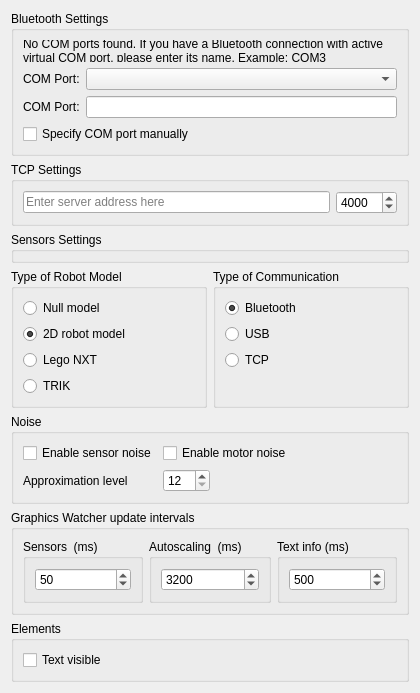
This is plugins/robots/robotsInterpreter/robotSettingsPage.ui in qreal/qreal as Qt 5 draws it before an edit. The edited form follows.
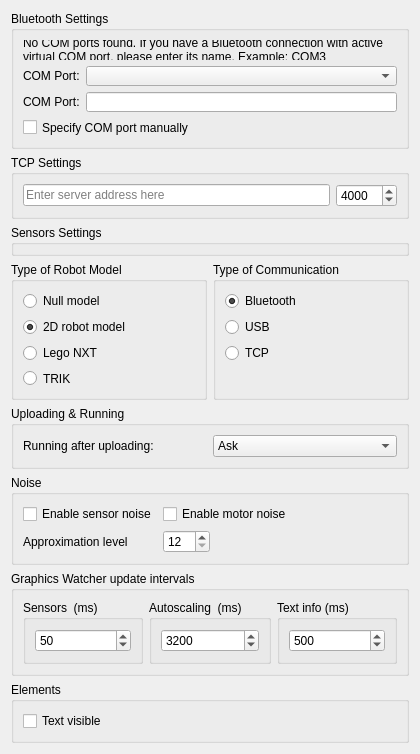
This is the edited form.

Commit message: Fixed #1141: Removed run button, running added after uploading with customizing policy

```diff
--- a/plugins/robots/robotsInterpreter/robotSettingsPage.ui
+++ b/plugins/robots/robotsInterpreter/robotSettingsPage.ui
@@ -11,64 +11,34 @@
    </rect>
   </property>
   <layout class="QGridLayout" name="gridLayout">
-   <item row="3" column="0">
-    <widget class="QGroupBox" name="robotModelGroupBox">
-     <property name="title">
-      <string>Type of Robot Model</string>
+   <item row="10" column="0" colspan="2">
+    <spacer name="verticalSpacer_3">
+     <property name="orientation">
+      <enum>Qt::Vertical</enum>
      </property>
-     <layout class="QVBoxLayout" name="verticalLayout_2">
-      <item>
-       <widget class="QRadioButton" name="nullModelRadioButton">
-        <property name="text">
-         <string>Null model</string>
-        </property>
-       </widget>
-      </item>
-      <item>
-       <widget class="QRadioButton" name="d2ModelRadioButton">
-        <property name="text">
-         <string>2D robot model</string>
-        </property>
-        <property name="checked">
-         <bool>true</bool>
-        </property>
-       </widget>
-      </item>
-      <item>
-       <widget class="QRadioButton" name="nxtModelRadioButton">
-        <property name="text">
-         <string>Lego NXT</string>
-        </property>
-        <property name="checked">
-         <bool>false</bool>
-        </property>
-       </widget>
-      </item>
-      <item>
-       <widget class="QRadioButton" name="trikModelRadioButton">
-        <property name="text">
-         <string>TRIK</string>
-        </property>
-        <property name="checked">
-         <bool>false</bool>
-        </property>
-       </widget>
-      </item>
-      <item>
-       <spacer name="verticalSpacer_2">
-        <property name="orientation">
-         <enum>Qt::Vertical</enum>
-        </property>
-        <property name="sizeHint" stdset="0">
-         <size>
-          <width>20</width>
-          <height>40</height>
-         </size>
-        </property>
-       </spacer>
-      </item>
-     </layout>
-    </widget>
+     <property name="sizeType">
+      <enum>QSizePolicy::Expanding</enum>
+     </property>
+     <property name="sizeHint" stdset="0">
+      <size>
+       <width>20</width>
+       <height>40</height>
+      </size>
+     </property>
+    </spacer>
+   </item>
+   <item row="10" column="0" colspan="2">
+    <spacer name="verticalSpacer">
+     <property name="orientation">
+      <enum>Qt::Vertical</enum>
+     </property>
+     <property name="sizeHint" stdset="0">
+      <size>
+       <width>20</width>
+       <height>40</height>
+      </size>
+     </property>
+    </spacer>
    </item>
    <item row="0" column="0" colspan="2">
     <widget class="QGroupBox" name="bluetoothSettingsGroupBox">
@@ -152,14 +122,128 @@
      </layout>
     </widget>
    </item>
-   <item row="2" column="0" colspan="2">
-    <widget class="QGroupBox" name="sensorsSettingsGroupBox">
+   <item row="3" column="0">
+    <widget class="QGroupBox" name="robotModelGroupBox">
      <property name="title">
-      <string>Sensors Settings</string>
+      <string>Type of Robot Model</string>
      </property>
+     <layout class="QVBoxLayout" name="verticalLayout_2">
+      <item>
+       <widget class="QRadioButton" name="nullModelRadioButton">
+        <property name="text">
+         <string>Null model</string>
+        </property>
+       </widget>
+      </item>
+      <item>
+       <widget class="QRadioButton" name="d2ModelRadioButton">
+        <property name="text">
+         <string>2D robot model</string>
+        </property>
+        <property name="checked">
+         <bool>true</bool>
+        </property>
+       </widget>
+      </item>
+      <item>
+       <widget class="QRadioButton" name="nxtModelRadioButton">
+        <property name="text">
+         <string>Lego NXT</string>
+        </property>
+        <property name="checked">
+         <bool>false</bool>
+        </property>
+       </widget>
+      </item>
+      <item>
+       <widget class="QRadioButton" name="trikModelRadioButton">
+        <property name="text">
+         <string>TRIK</string>
+        </property>
+        <property name="checked">
+         <bool>false</bool>
+        </property>
+       </widget>
+      </item>
+     </layout>
     </widget>
    </item>
    <item row="7" column="0" colspan="2">
+    <widget class="QGroupBox" name="graphicsWatcherBox">
+     <property name="title">
+      <string>Graphics Watcher update intervals</string>
+     </property>
+     <layout class="QHBoxLayout" name="horizontalLayout1">
+      <item>
+       <widget class="QGroupBox" name="sensorUpdateBox">
+        <property name="title">
+         <string>Sensors  (ms)</string>
+        </property>
+        <layout class="QHBoxLayout" name="horizontalLayout_2">
+         <item>
+          <widget class="QSpinBox" name="sensorUpdateSpinBox">
+           <property name="minimum">
+            <number>10</number>
+           </property>
+           <property name="maximum">
+            <number>120000</number>
+           </property>
+           <property name="value">
+            <number>50</number>
+           </property>
+          </widget>
+         </item>
+        </layout>
+       </widget>
+      </item>
+      <item>
+       <widget class="QGroupBox" name="autoScalingBox">
+        <property name="title">
+         <string>Autoscaling  (ms)</string>
+        </property>
+        <layout class="QHBoxLayout" name="horizontalLayout_3">
+         <item>
+          <widget class="QSpinBox" name="autoScalingSpinBox">
+           <property name="minimum">
+            <number>50</number>
+           </property>
+           <property name="maximum">
+            <number>120000</number>
+           </property>
+           <property name="value">
+            <number>3200</number>
+           </property>
+          </widget>
+         </item>
+        </layout>
+       </widget>
+      </item>
+      <item>
+       <widget class="QGroupBox" name="textUpdateBox">
+        <property name="title">
+         <string>Text info (ms)</string>
+        </property>
+        <layout class="QHBoxLayout" name="horizontalLayout_4">
+         <item>
+          <widget class="QSpinBox" name="textUpdaterSpinBox">
+           <property name="minimum">
+            <number>20</number>
+           </property>
+           <property name="maximum">
+            <number>120000</number>
+           </property>
+           <property name="value">
+            <number>500</number>
+           </property>
+          </widget>
+         </item>
+        </layout>
+       </widget>
+      </item>
+     </layout>
+    </widget>
+   </item>
+   <item row="8" column="0" colspan="2">
     <widget class="QGroupBox" name="elementsGroupBox">
      <property name="title">
       <string>Elements</string>
@@ -216,7 +300,7 @@
      </layout>
     </widget>
    </item>
-   <item row="4" column="0" colspan="2">
+   <item row="5" column="0" colspan="2">
     <widget class="QGroupBox" name="noiseSensorsGroupBox">
      <property name="title">
       <string>Noise</string>
@@ -280,105 +364,43 @@
      </layout>
     </widget>
    </item>
-   <item row="9" column="0" colspan="2">
-    <spacer name="verticalSpacer">
-     <property name="orientation">
-      <enum>Qt::Vertical</enum>
+   <item row="2" column="0" colspan="2">
+    <widget class="QGroupBox" name="sensorsSettingsGroupBox">
+     <property name="title">
+      <string>Sensors Settings</string>
      </property>
-     <property name="sizeHint" stdset="0">
-      <size>
-       <width>20</width>
-       <height>40</height>
-      </size>
-     </property>
-    </spacer>
+    </widget>
    </item>
-   <item row="9" column="0" colspan="2">
-    <spacer name="verticalSpacer_3">
-     <property name="orientation">
-      <enum>Qt::Vertical</enum>
-     </property>
-     <property name="sizeType">
-      <enum>QSizePolicy::Expanding</enum>
-     </property>
-     <property name="sizeHint" stdset="0">
-      <size>
-       <width>20</width>
-       <height>40</height>
-      </size>
-     </property>
-    </spacer>
-   </item>
-   <item row="6" column="0" colspan="2">
-    <widget class="QGroupBox" name="graphicsWatcherBox">
+   <item row="4" column="0" colspan="2">
+    <widget class="QGroupBox" name="uploadingRunningGroupBox">
      <property name="title">
-      <string>Graphics Watcher update intervals</string>
+      <string>Uploading &amp;&amp; Running</string>
      </property>
-	 <layout class="QHBoxLayout" name="horizontalLayout1">
-      <item>
-       <widget class="QGroupBox" name="sensorUpdateBox">
-        <property name="title">
-         <string>Sensors  (ms)</string>
+     <layout class="QGridLayout" name="gridLayout_2">
+      <item row="1" column="0">
+       <widget class="QLabel" name="askRunningLabel">
+        <property name="text">
+         <string>Running after uploading:</string>
         </property>
-        <layout class="QHBoxLayout" name="horizontalLayout_2">
-         <item>
-          <widget class="QSpinBox" name="sensorUpdateSpinBox">
-           <property name="minimum">
-            <number>10</number>
-           </property>
-           <property name="maximum">
-            <number>120000</number>
-           </property>
-           <property name="value">
-            <number>50</number>
-           </property>
-          </widget>
-         </item>
-        </layout>
        </widget>
       </item>
-      <item>
-       <widget class="QGroupBox" name="autoScalingBox">
-        <property name="title">
-         <string>Autoscaling  (ms)</string>
-        </property>
-        <layout class="QHBoxLayout" name="horizontalLayout_3">
-         <item>
-          <widget class="QSpinBox" name="autoScalingSpinBox">
-           <property name="minimum">
-            <number>50</number>
-           </property>
-           <property name="maximum">
-            <number>120000</number>
-           </property>
-           <property name="value">
-            <number>3200</number>
-           </property>
-          </widget>
-         </item>
-        </layout>
-       </widget>
-      </item>
-      <item>
-       <widget class="QGroupBox" name="textUpdateBox">
-        <property name="title">
-         <string>Text info (ms)</string>
-        </property>
-        <layout class="QHBoxLayout" name="horizontalLayout_4">
-         <item>
-          <widget class="QSpinBox" name="textUpdaterSpinBox">
-           <property name="minimum">
-            <number>20</number>
-           </property>
-           <property name="maximum">
-            <number>120000</number>
-           </property>
-           <property name="value">
-            <number>500</number>
-           </property>
-          </widget>
-         </item>
-        </layout>
+      <item row="1" column="1">
+       <widget class="QComboBox" name="runningAfterUploadingComboBox">
+        <item>
+         <property name="text">
+          <string>Ask</string>
+         </property>
+        </item>
+        <item>
+         <property name="text">
+          <string>Always run</string>
+         </property>
+        </item>
+        <item>
+         <property name="text">
+          <string>Never run</string>
+         </property>
+        </item>
        </widget>
       </item>
      </layout>
```
The commit also changes 11 other files.
